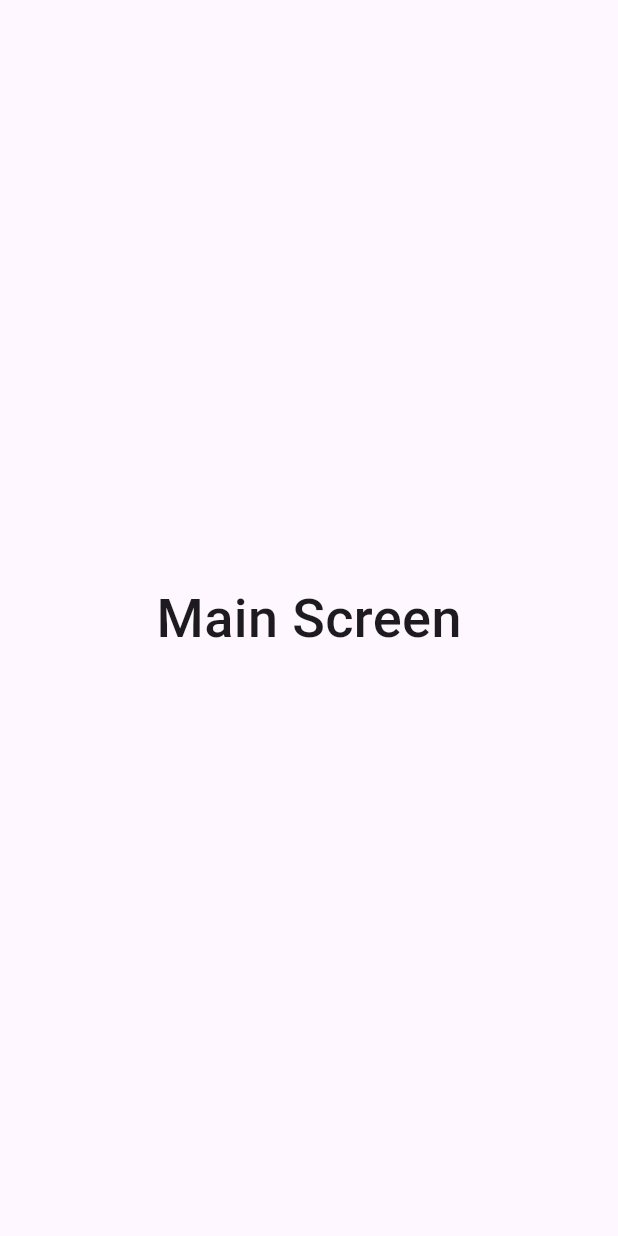
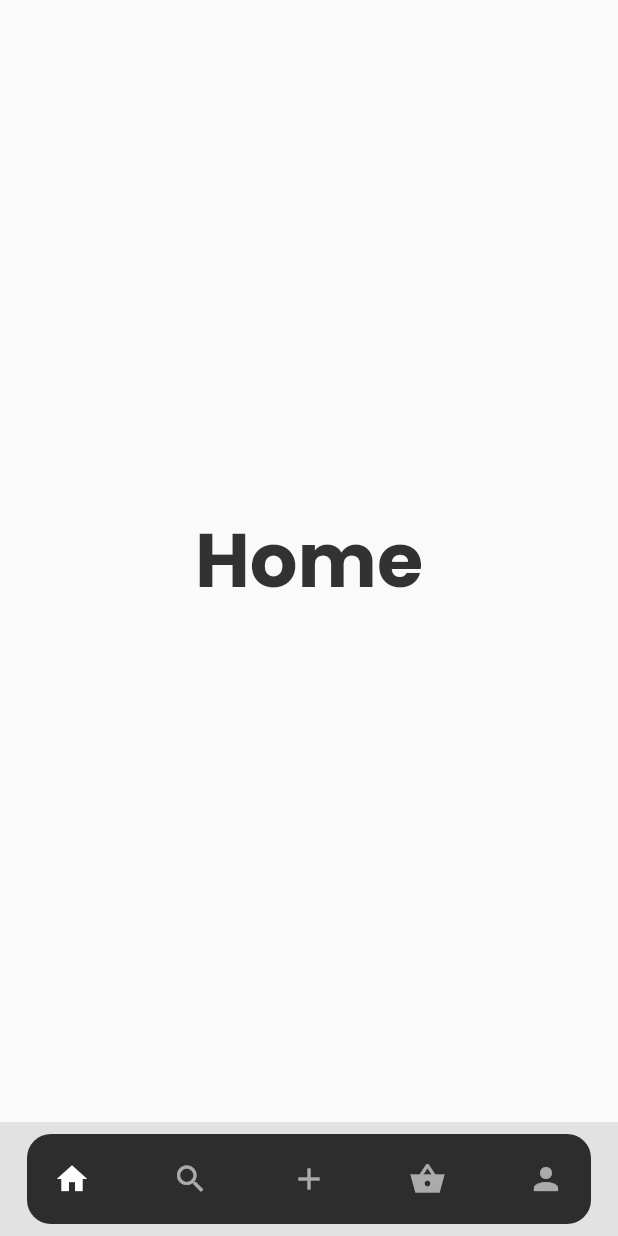
Before and after one commit to HolikovOleksandr/online_shop, a Flutter app: the screen it shows after launch, on a phone screen of 412 x 824 dp. Run offline on Flutter 3.47's test engine with Material 2 defaults, Android fonts, the phone set to English and light mode, and no system bars; our stand-ins replace google_fonts.

Commit message:
Create bottomNavTab with switch on each tabs

```diff
--- /dev/null
+++ b/lib/controllers/main_screen_provider.dart
@@ -0,0 +1,11 @@
+import 'package:flutter/widgets.dart';
+
+class MainScreenNotifier extends ChangeNotifier {
+  int _pageIndex = 0;
+  int get pageIndex => _pageIndex;
+
+  set pageIndex(int newIndex) {
+    _pageIndex = newIndex;
+    notifyListeners();
+  }
+}
--- a/lib/main.dart
+++ b/lib/main.dart
@@ -1,8 +1,17 @@
+import 'package:online_shop/controllers/main_screen_provider.dart';
+import 'package:online_shop/views/ui/main_screen.dart';
+import 'package:provider/provider.dart';
 import 'package:flutter/material.dart';
-import 'package:online_shop/views/ui/main_screen.dart';
 
 void main() {
-  runApp(const MyApp());
+  runApp(
+    MultiProvider(
+      providers: [
+        ChangeNotifierProvider(create: (context) => MainScreenNotifier()),
+      ],
+      child: const MyApp(),
+    ),
+  );
 }
 
 class MyApp extends StatelessWidget {
@@ -10,13 +19,9 @@ class MyApp extends StatelessWidget {
 
   @override
   Widget build(BuildContext context) {
-    return MaterialApp(
-      title: 'Flutter Demo',
-      theme: ThemeData(
-        colorScheme: ColorScheme.fromSeed(seedColor: Colors.deepPurple),
-        useMaterial3: true,
-      ),
-      home: const MainScreen(),
+    return const MaterialApp(
+      debugShowCheckedModeBanner: false,
+      home: MainScreen(),
     );
   }
 }
--- a/lib/views/shared/app_style.dart
+++ b/lib/views/shared/app_style.dart
@@ -1,7 +1,10 @@
+import 'package:flutter/material.dart';
+import 'package:google_fonts/google_fonts.dart';
 
-
-import 'package:flutter/material.dart';
-
-TextStyle appStyle(){
-  return
+TextStyle appStyle(double size, Color color, FontWeight weight) {
+  return GoogleFonts.poppins(
+    fontSize: size,
+    color: color,
+    fontWeight: weight,
+  );
 }
--- /dev/null
+++ b/lib/views/shared/bottom_nav.dart
@@ -0,0 +1,29 @@
+import 'package:flutter/material.dart';
+
+class BottomNavWidget extends StatelessWidget {
+  const BottomNavWidget({
+    required this.onTab,
+    required this.icon,
+    required this.color,
+    super.key,
+  });
+
+  final IconData icon;
+  final void Function()? onTab;
+  final Color color;
+
+  @override
+  Widget build(BuildContext context) {
+    return GestureDetector(
+      onTap: onTab,
+      child: SizedBox(
+        height: 36,
+        width: 36,
+        child: Icon(
+          icon,
+          color: color,
+        ),
+      ),
+    );
+  }
+}
--- a/lib/views/ui/main_screen.dart
+++ b/lib/views/ui/main_screen.dart
@@ -1,19 +1,91 @@
+// ignore_for_file: prefer_const_constructors, must_be_immutable
+
 import 'package:flutter/material.dart';
+import 'package:online_shop/controllers/main_screen_provider.dart';
+import 'package:online_shop/views/shared/bottom_nav.dart';
+import 'package:online_shop/views/ui/tabs/tabs_imports.dart';
+import 'package:provider/provider.dart';
 
-class MainScreen extends StatelessWidget {
+class MainScreen extends StatefulWidget {
   const MainScreen({Key? key}) : super(key: key);
 
   @override
+  State<MainScreen> createState() => _MainScreenState();
+}
+
+class _MainScreenState extends State<MainScreen> {
+  List<Widget> pageList = [Home(), Search(), Add(), Basket(), Profile()];
+
+  @override
   Widget build(BuildContext context) {
-    return const Scaffold(
-      body: Center(
-          child: Text(
-        'Main Screen',
-        style: TextStyle(
-          fontWeight: FontWeight.w500,
-          fontSize: 36,
+    return Consumer<MainScreenNotifier>(
+      builder: (context, mainScreenNotifier, child) => Scaffold(
+        backgroundColor: const Color(0xFFE2E2E2),
+        body: pageList[mainScreenNotifier.pageIndex],
+        bottomNavigationBar: SafeArea(
+          child: Padding(
+            padding: const EdgeInsets.all(8),
+            child: Container(
+              padding: const EdgeInsets.all(12),
+              margin: const EdgeInsets.symmetric(horizontal: 10),
+              decoration: BoxDecoration(
+                color: Colors.black.withOpacity(.8),
+                borderRadius: BorderRadius.all(Radius.circular(16)),
+              ),
+              child: Row(
+                mainAxisAlignment: MainAxisAlignment.spaceBetween,
+                children: [
+                  BottomNavWidget(
+                    onTab: () {
+                      mainScreenNotifier.pageIndex = 0;
+                    },
+                    icon: Icons.home,
+                    color: mainScreenNotifier.pageIndex == 0
+                        ? Colors.white
+                        : Colors.white.withOpacity(.6),
+                  ),
+                  BottomNavWidget(
+                    onTab: () {
+                      mainScreenNotifier.pageIndex = 1;
+                    },
+                    icon: Icons.search,
+                    color: mainScreenNotifier.pageIndex == 1
+                        ? Colors.white
+                        : Colors.white.withOpacity(.6),
+                  ),
+                  BottomNavWidget(
+                    onTab: () {
+                      mainScreenNotifier.pageIndex = 2;
+                    },
+                    icon: Icons.add,
+                    color: mainScreenNotifier.pageIndex == 2
+                        ? Colors.white
+                        : Colors.white.withOpacity(.6),
+                  ),
+                  BottomNavWidget(
+                    onTab: () {
+                      mainScreenNotifier.pageIndex = 3;
+                    },
+                    icon: Icons.shopping_basket_sharp,
+                    color: mainScreenNotifier.pageIndex == 3
+                        ? Colors.white
+                        : Colors.white.withOpacity(.6),
+                  ),
+                  BottomNavWidget(
+                    onTab: () {
+                      mainScreenNotifier.pageIndex = 4;
+                    },
+                    icon: Icons.person,
+                    color: mainScreenNotifier.pageIndex == 4
+                        ? Colors.white
+                        : Colors.white.withOpacity(.6),
+                  ),
+                ],
+              ),
+            ),
+          ),
         ),
-      )),
+      ),
     );
   }
 }
--- /dev/null
+++ b/lib/views/ui/tabs/home.dart
@@ -0,0 +1,25 @@
+// ignore_for_file: prefer_const_constructors
+
+import 'package:flutter/material.dart';
+import 'package:online_shop/views/shared/app_style.dart';
+
+class Home extends StatefulWidget {
+  const Home({Key? key}) : super(key: key);
+
+  @override
+  State<Home> createState() => _HomeState();
+}
+
+class _HomeState extends State<Home> {
+  @override
+  Widget build(BuildContext context) {
+    return Scaffold(
+      body: Center(
+        child: Text(
+          "Home",
+          style: appStyle(50, Colors.black.withOpacity(.8), FontWeight.bold),
+        ),
+      ),
+    );
+  }
+}
--- /dev/null
+++ b/lib/views/ui/tabs/tabs_imports.dart
@@ -0,0 +1,5 @@
+export 'package:online_shop/views/ui/tabs/add.dart';
+export 'package:online_shop/views/ui/tabs/basket.dart';
+export 'package:online_shop/views/ui/tabs/home.dart';
+export 'package:online_shop/views/ui/tabs/profile.dart';
+export 'package:online_shop/views/ui/tabs/search.dart';
```
Also changed, not shown: lib/views/ui/tabs/add.dart (added, +25 -0 lines), lib/views/ui/tabs/basket.dart (added, +25 -0 lines), lib/views/ui/tabs/profile.dart (added, +25 -0 lines), lib/views/ui/tabs/search.dart (added, +25 -0 lines), pubspec.yaml (+1 -6 lines), pubspec.lock.
